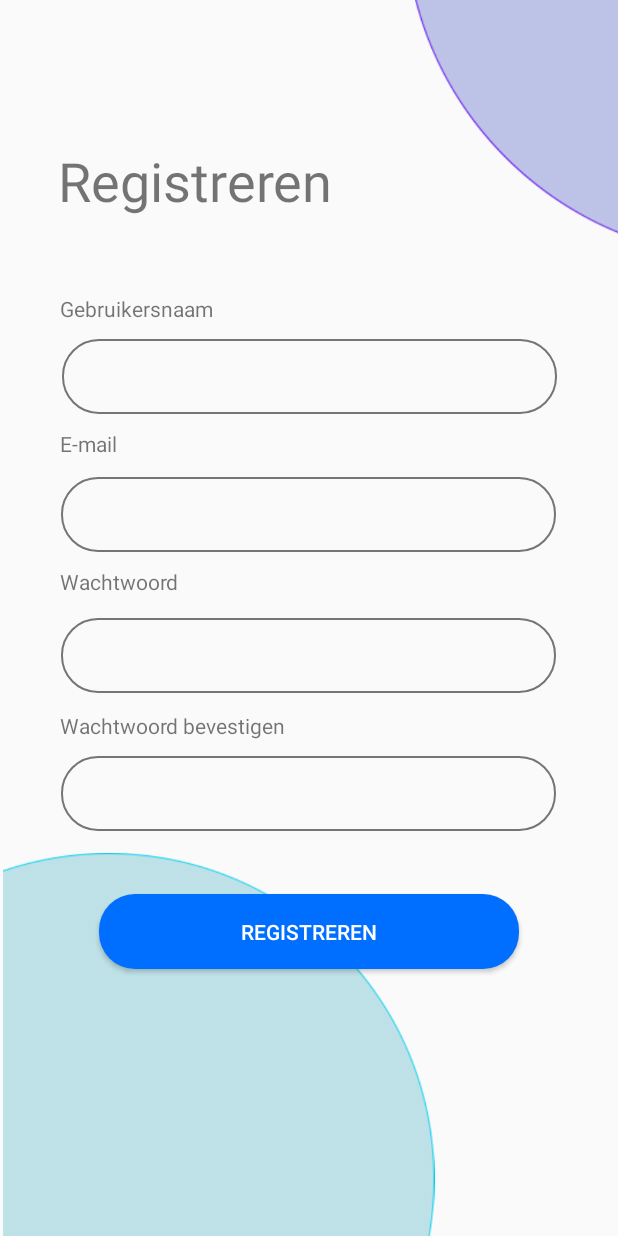
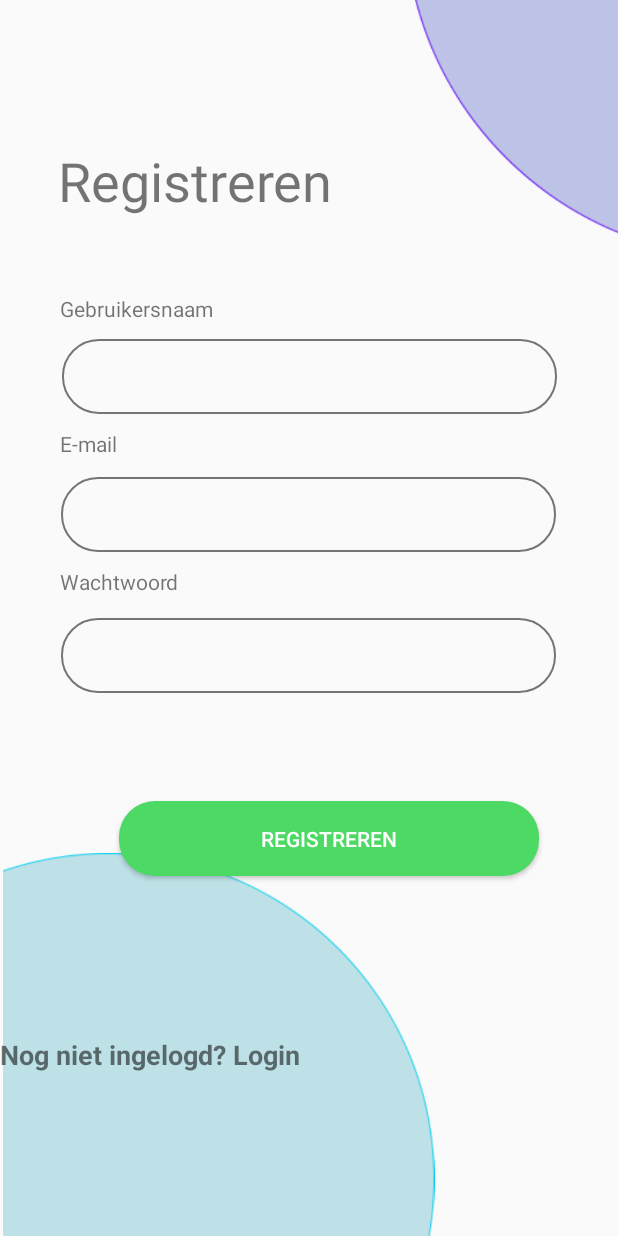
Before and after one commit to JasperJJ/MicroQuizz, an Android app: the Registatie screen opened directly, with no data from a screen before it, on a phone screen of 412 x 824 dp. Run offline under Robolectric (Android 15) with nearby library versions, the phone set to English and light mode, and no system bars; 4 statements that could not run were skipped.

Commit message:
Registratie layout aangepast met id's

```diff
--- a/app/src/main/java/com/jasper/microquizz/inlogscherm.java
+++ b/app/src/main/java/com/jasper/microquizz/inlogscherm.java
@@ -2,7 +2,6 @@ package com.jasper.microquizz;
 
 import android.app.ProgressDialog;
 import android.content.Intent;
-import android.graphics.drawable.GradientDrawable;
 import android.os.Bundle;
 import android.view.View;
 import android.widget.Button;
@@ -40,7 +39,7 @@ public class inlogscherm extends AppCompatActivity {
 
 
         //definieer de buttons in inlogscherm xml bij id.
-        naam = (EditText)findViewById(R.id.et_naam);
+        naam = (EditText)findViewById(R.id.etUserEmail);
         wachtwoord = (EditText)findViewById(R.id.et_wachtwoord);
         login = (Button)findViewById(R.id.btn_inloggen);
         inlogpoging = (TextView)findViewById(R.id.tv_inlogpoging);
--- a/app/src/main/res/layout/activity_inlogscherm.xml
+++ b/app/src/main/res/layout/activity_inlogscherm.xml
@@ -51,7 +51,7 @@
         app:layout_constraintTop_toBottomOf="@+id/Inloggen" />
 
     <EditText
-        android:id="@+id/et_naam"
+        android:id="@+id/etUserName"
         android:layout_width="330dp"
         android:layout_height="50dp"
         android:layout_marginTop="72dp"
--- a/app/src/main/res/layout/activity_registatie.xml
+++ b/app/src/main/res/layout/activity_registatie.xml
@@ -49,7 +49,7 @@
         app:layout_constraintTop_toBottomOf="@+id/tv_registreren" />
 
     <EditText
-        android:id="@+id/et_naam"
+        android:id="@+id/etUserName"
         android:layout_width="330dp"
         android:layout_height="50dp"
         android:layout_marginTop="72dp"
@@ -72,7 +72,7 @@
         app:layout_constraintTop_toBottomOf="@+id/tv_registreren" />
 
     <EditText
-        android:id="@+id/et_email"
+        android:id="@+id/etUserEmail"
         android:layout_width="330dp"
         android:layout_height="50dp"
         android:layout_marginTop="164dp"
@@ -109,40 +109,30 @@
         app:layout_constraintStart_toStartOf="parent"
         app:layout_constraintTop_toBottomOf="@+id/tv_registreren" />
 
-    <TextView
-        android:id="@+id/bevestigen"
-        android:layout_width="wrap_content"
-        android:layout_height="wrap_content"
-        android:layout_marginStart="40dp"
-        android:layout_marginTop="320dp"
-        android:text="@string/wachtwoord_bevestigen"
-        app:layout_constraintStart_toStartOf="parent"
-        app:layout_constraintTop_toBottomOf="@+id/tv_registreren" />
-
-    <EditText
-        android:id="@+id/et_bevestigen_pw"
-        android:layout_width="330dp"
-        android:layout_height="50dp"
-        android:layout_marginTop="350dp"
-        android:background="@drawable/rounded_corners_with_stroke"
-        android:ems="10"
-        android:inputType="textPassword"
-        android:textColor="@android:color/background_light"
-        app:layout_constraintEnd_toEndOf="parent"
-        app:layout_constraintHorizontal_bias="0.493"
-        app:layout_constraintStart_toStartOf="parent"
-        app:layout_constraintTop_toBottomOf="@+id/tv_registreren" />
-
     <Button
-        android:id="@+id/btn_register"
+        android:id="@+id/btnRegister"
         android:layout_width="280dp"
         android:layout_height="50dp"
-        android:layout_marginTop="442dp"
         android:background="@drawable/rounded_corners"
         android:text="@string/registreren"
         android:textColor="@android:color/white"
+        app:layout_constraintBottom_toBottomOf="parent"
         app:layout_constraintEnd_toEndOf="parent"
+        app:layout_constraintHorizontal_bias="0.603"
         app:layout_constraintStart_toStartOf="parent"
-        app:layout_constraintTop_toBottomOf="@+id/tv_registreren" />
+        app:layout_constraintTop_toBottomOf="@+id/et_wachtwoord"
+        app:layout_constraintVertical_bias="0.23" />
+
+    <TextView
+        android:id="@+id/textView"
+        android:layout_width="wrap_content"
+        android:layout_height="wrap_content"
+        android:text="Nog niet ingelogd? Login"
+        android:textSize="18sp"
+        android:textStyle="bold"
+        app:layout_constraintBottom_toBottomOf="parent"
+        app:layout_constraintTop_toBottomOf="@+id/btnRegister"
+        app:layout_constraintVertical_bias="0.496"
+        tools:layout_editor_absoluteX="121dp" />
 
 </androidx.constraintlayout.widget.ConstraintLayout>
```
